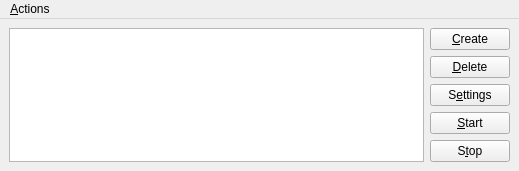
Qt form trunk/netek_gui.ui (BackupTheBerlios/netek-svn) before a commit.
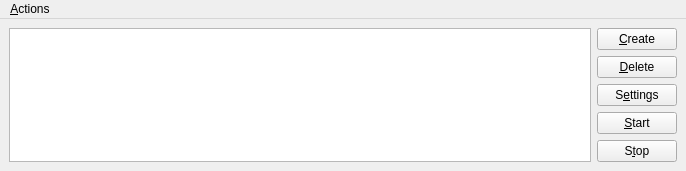
The same form after that commit. Icons and pictures are not drawn.

The edit to the form file:
```diff
--- a/trunk/netek_gui.ui
+++ b/trunk/netek_gui.ui
@@ -8,7 +8,7 @@
    <rect>
     <x>0</x>
     <y>0</y>
-    <width>519</width>
+    <width>686</width>
     <height>89</height>
    </rect>
   </property>
@@ -122,7 +122,7 @@
     <rect>
      <x>0</x>
      <y>0</y>
-     <width>519</width>
+     <width>686</width>
      <height>33</height>
     </rect>
    </property>
```
